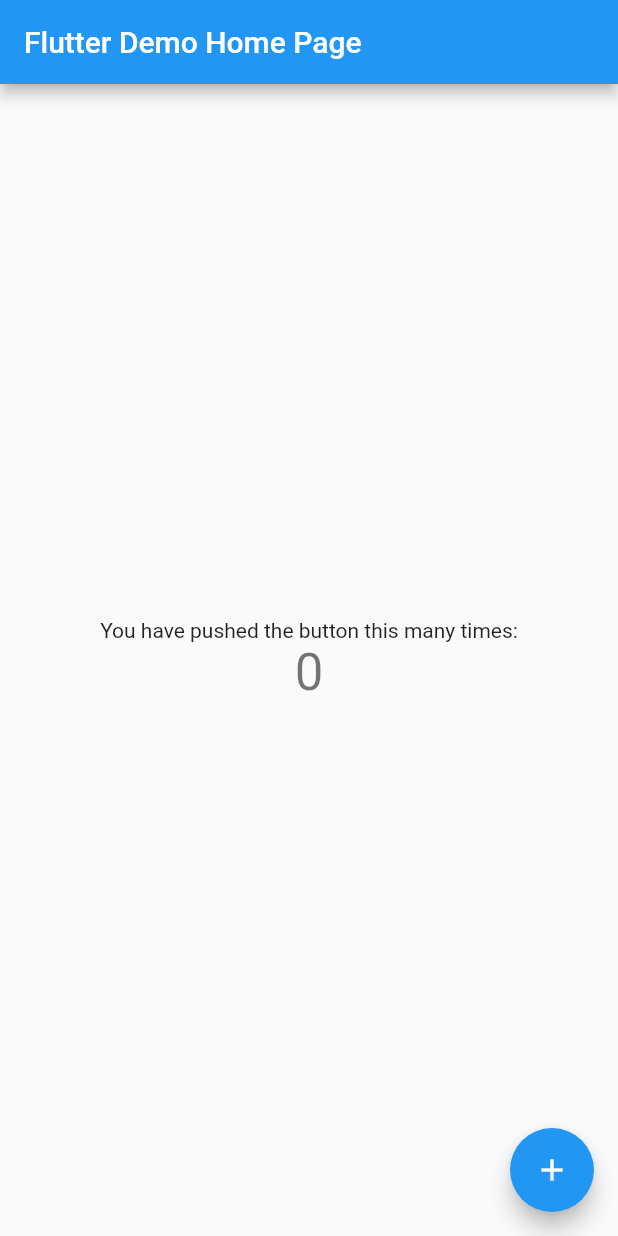
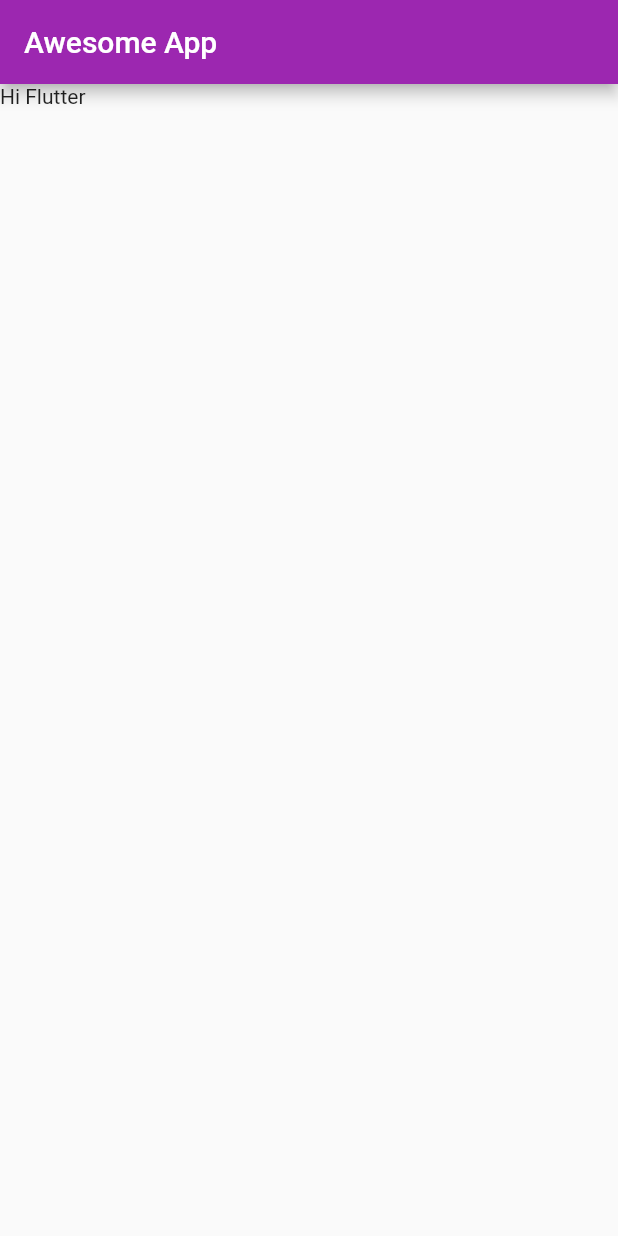
Before and after one commit to Calebfalz/Flutter-Second-Tutorial, a Flutter app: the screen it shows after launch, on a phone screen of 412 x 824 dp. Run offline on Flutter 3.47's test engine with Material 2 defaults, Android fonts, the phone set to English and light mode, and no system bars.

Commit message:
Scaffold and theme + Themedata

```diff
--- a/second_tutorial/lib/main.dart
+++ b/second_tutorial/lib/main.dart
@@ -1,113 +1,27 @@
 import 'package:flutter/material.dart';
+import 'package:flutter/cupertino.dart';
 
 void main() {
-  runApp(MyApp());
+  runApp(MaterialApp(
+    home: HomePage(),
+    theme: ThemeData(
+      primarySwatch: Colors.purple,
+    ),
+  ));
 }
 
-class MyApp extends StatelessWidget {
-  // This widget is the root of your application.
+class HomePage extends StatelessWidget {
+  const HomePage({Key key}) : super(key: key);
+
   @override
   Widget build(BuildContext context) {
-    return MaterialApp(
-      title: 'Flutter Demo',
-      theme: ThemeData(
-        // This is the theme of your application.
-        //
-        // Try running your application with "flutter run". You'll see the
-        // application has a blue toolbar. Then, without quitting the app, try
-        // changing the primarySwatch below to Colors.green and then invoke
-        // "hot reload" (press "r" in the console where you ran "flutter run",
-        // or simply save your changes to "hot reload" in a Flutter IDE).
-        // Notice that the counter didn't reset back to zero; the application
-        // is not restarted.
-        primarySwatch: Colors.blue,
+    return Scaffold(
+      appBar: AppBar(
+        title: Text("Awesome App"),
       ),
-      home: MyHomePage(title: 'Flutter Demo Home Page'),
+      body: Container(
+        child: Text('Hi Flutter'),
+      ),
     );
   }
 }
-
-class MyHomePage extends StatefulWidget {
-  MyHomePage({Key key, this.title}) : super(key: key);
-
-  // This widget is the home page of your application. It is stateful, meaning
-  // that it has a State object (defined below) that contains fields that affect
-  // how it looks.
-
-  // This class is the configuration for the state. It holds the values (in this
-  // case the title) provided by the parent (in this case the App widget) and
-  // used by the build method of the State. Fields in a Widget subclass are
-  // always marked "final".
-
-  final String title;
-
-  @override
-  _MyHomePageState createState() => _MyHomePageState();
-}
-
-class _MyHomePageState extends State<MyHomePage> {
-  int _counter = 0;
-
-  void _incrementCounter() {
-    setState(() {
-      // This call to setState tells the Flutter framework that something has
-      // changed in this State, which causes it to rerun the build method below
-      // so that the display can reflect the updated values. If we changed
-      // _counter without calling setState(), then the build method would not be
-      // called again, and so nothing would appear to happen.
-      _counter++;
-    });
-  }
-
-  @override
-  Widget build(BuildContext context) {
-    // This method is rerun every time setState is called, for instance as done
-    // by the _incrementCounter method above.
-    //
-    // The Flutter framework has been optimized to make rerunning build methods
-    // fast, so that you can just rebuild anything that needs updating rather
-    // than having to individually change instances of widgets.
-    return Scaffold(
-      appBar: AppBar(
-        // Here we take the value from the MyHomePage object that was created by
-        // the App.build method, and use it to set our appbar title.
-        title: Text(widget.title),
-      ),
-      body: Center(
-        // Center is a layout widget. It takes a single child and positions it
-        // in the middle of the parent.
-        child: Column(
-          // Column is also a layout widget. It takes a list of children and
-          // arranges them vertically. By default, it sizes itself to fit its
-          // children horizontally, and tries to be as tall as its parent.
-          //
-          // Invoke "debug painting" (press "p" in the console, choose the
-          // "Toggle Debug Paint" action from the Flutter Inspector in Android
-          // Studio, or the "Toggle Debug Paint" command in Visual Studio Code)
-          // to see the wireframe for each widget.
-          //
-          // Column has various properties to control how it sizes itself and
-          // how it positions its children. Here we use mainAxisAlignment to
-          // center the children vertically; the main axis here is the vertical
-          // axis because Columns are vertical (the cross axis would be
-          // horizontal).
-          mainAxisAlignment: MainAxisAlignment.center,
-          children: <Widget>[
-            Text(
-              'You have pushed the button this many times:',
-            ),
-            Text(
-              '$_counter',
-              style: Theme.of(context).textTheme.headline4,
-            ),
-          ],
-        ),
-      ),
-      floatingActionButton: FloatingActionButton(
-        onPressed: _incrementCounter,
-        tooltip: 'Increment',
-        child: Icon(Icons.add),
-      ), // This trailing comma makes auto-formatting nicer for build methods.
-    );
-  }
-}
```
